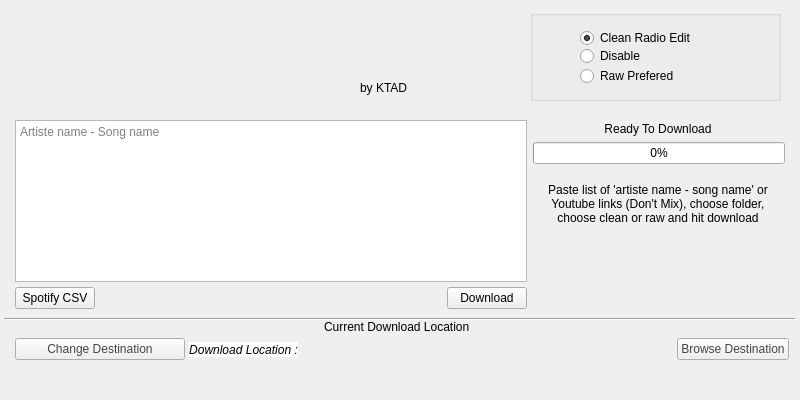
First picture: the form in MainUiWindow_redesign.ui, repository ktappdev/YTDownloader_PYQT5, before the edit.
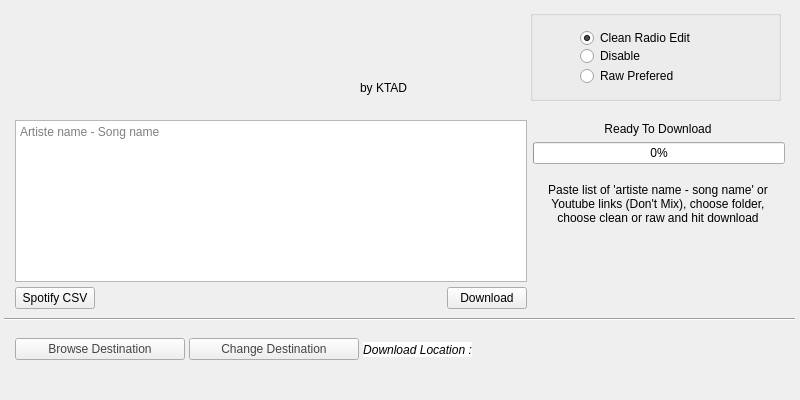
Second picture: the form after the edit. Icons and pictures are not drawn.

Commit message: seems stable on mac didn't fo a full test yet tho.

```diff
--- a/MainUiWindow_redesign.ui
+++ b/MainUiWindow_redesign.ui
@@ -261,6 +261,27 @@
       <property name="spacing">
        <number>4</number>
       </property>
+      <item>
+       <widget class="QPushButton" name="open_folder_multi">
+        <property name="maximumSize">
+         <size>
+          <width>170</width>
+          <height>16777215</height>
+         </size>
+        </property>
+        <property name="font">
+         <font>
+          <family>Arial</family>
+         </font>
+        </property>
+        <property name="styleSheet">
+         <string notr="true">color: rgb(67, 69, 69);</string>
+        </property>
+        <property name="text">
+         <string>Browse Destination</string>
+        </property>
+       </widget>
+      </item>
       <item>
        <widget class="QPushButton" name="change_location_button_multi">
         <property name="maximumSize">
@@ -325,27 +346,6 @@
         </property>
        </widget>
       </item>
-      <item alignment="Qt::AlignRight">
-       <widget class="QPushButton" name="open_folder_multi">
-        <property name="maximumSize">
-         <size>
-          <width>170</width>
-          <height>16777215</height>
-         </size>
-        </property>
-        <property name="font">
-         <font>
-          <family>Arial</family>
-         </font>
-        </property>
-        <property name="styleSheet">
-         <string notr="true">color: rgb(67, 69, 69);</string>
-        </property>
-        <property name="text">
-         <string>Browse Destination</string>
-        </property>
-       </widget>
-      </item>
      </layout>
     </widget>
     <widget class="QWidget" name="layoutWidget">
@@ -433,19 +433,6 @@
       <enum>Qt::Horizontal</enum>
      </property>
     </widget>
-    <widget class="QLabel" name="label">
-     <property name="geometry">
-      <rect>
-       <x>320</x>
-       <y>210</y>
-       <width>171</width>
-       <height>16</height>
-      </rect>
-     </property>
-     <property name="text">
-      <string>Current Download Location</string>
-     </property>
-    </widget>
    </widget>
    <widget class="QLabel" name="label_2">
     <property name="geometry">
```
The commit also changes 1 other file.
